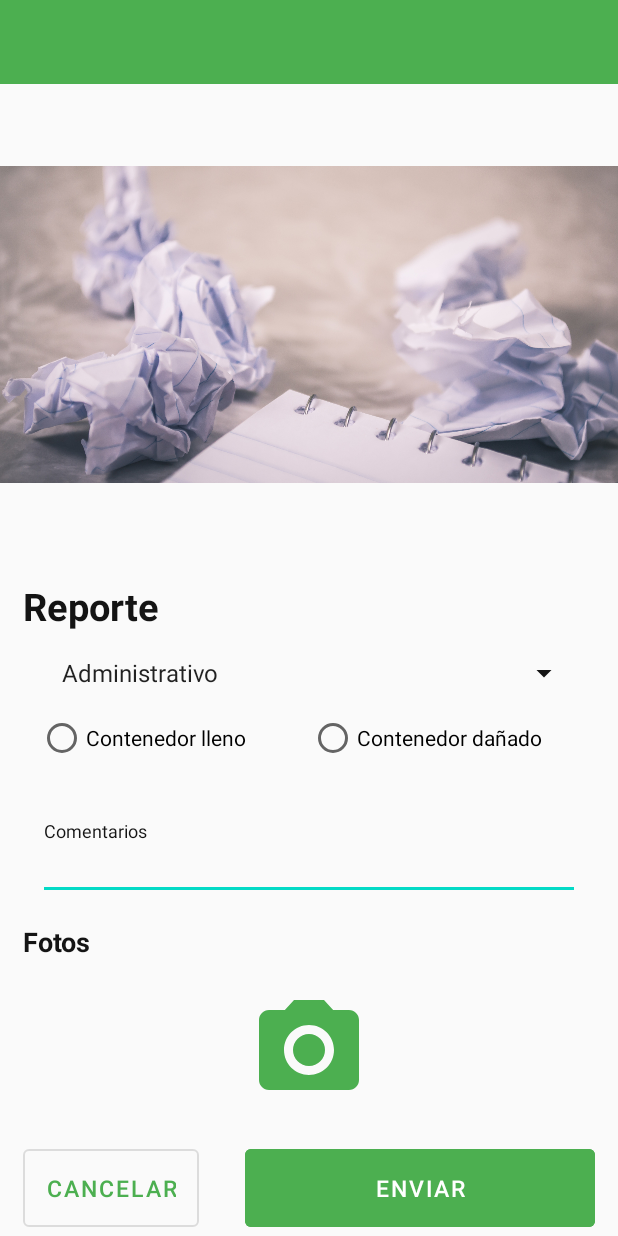
After one commit to PaolaValencia123/ITCJArp, an Android app: the ReportActivity screen opened directly, with no data from a screen before it, on a phone screen of 412 x 824 dp. The commit adds this screen. Run offline under Robolectric (Android 15) with nearby library versions, the phone set to English and light mode, and no system bars; our stand-ins replace Firebase (no records; nobody signed in at launch, a user with empty details on screens opened directly); libraries missing offline, so code that uses them is left out: com.theartofdev.edmodo; pictures from the network do not load.

Commit message:
Se agregó la vista de reporte

```diff
--- a/app/src/main/java/com/example/proyecto/MainActivity.java
+++ b/app/src/main/java/com/example/proyecto/MainActivity.java
@@ -64,7 +64,7 @@ public class MainActivity extends AppCompatActivity {
     }
 
     public void nuevaPagina(View view) {
-        startActivity(new Intent(MainActivity.this, MenuSlideActivity.class));
+        startActivity(new Intent(MainActivity.this, ReportActivity.class));
     }
 
     @Override
--- /dev/null
+++ b/app/src/main/java/com/example/proyecto/ReportActivity.java
@@ -0,0 +1,201 @@
+package com.example.proyecto;
+
+import androidx.annotation.NonNull;
+import androidx.annotation.Nullable;
+import androidx.appcompat.app.AppCompatActivity;
+import androidx.core.app.ActivityCompat;
+import androidx.core.content.ContextCompat;
+
+import android.Manifest;
+import android.content.Intent;
+import android.content.pm.PackageManager;
+import android.net.Uri;
+import android.os.Build;
+import android.os.Bundle;
+import android.view.View;
+import android.widget.ArrayAdapter;
+import android.widget.ImageView;
+import android.widget.RadioButton;
+import android.widget.RadioGroup;
+import android.widget.Spinner;
+import android.widget.Toast;
+import android.widget.Toolbar;
+
+import com.google.android.gms.tasks.OnCompleteListener;
+import com.google.android.gms.tasks.OnSuccessListener;
+import com.google.android.gms.tasks.Task;
+import com.google.android.material.button.MaterialButton;
+import com.google.android.material.textfield.TextInputEditText;
+import com.google.firebase.firestore.FieldValue;
+import com.google.firebase.firestore.FirebaseFirestore;
+import com.google.firebase.storage.FirebaseStorage;
+import com.google.firebase.storage.StorageReference;
+import com.google.firebase.storage.UploadTask;
+import com.theartofdev.edmodo.cropper.CropImage;
+import com.theartofdev.edmodo.cropper.CropImageView;
+
+import java.util.HashMap;
+import java.util.Map;
+import java.util.UUID;
+
+public class ReportActivity extends AppCompatActivity {
+
+    private Spinner ARSCategoria, ARSDano;
+    private TextInputEditText ARTEComentarios;
+    private MaterialButton RAMbCancelar, ARMbSend;
+    private ImageView ARUploadPhoto;
+    private Uri mainImageURI;
+    private String reporteOpcion;
+    private FirebaseFirestore firebaseFirestore;
+    private StorageReference firebaseStorage;
+
+    @Override
+    protected void onCreate(Bundle savedInstanceState) {
+        super.onCreate(savedInstanceState);
+        setContentView(R.layout.activity_report);
+
+        firebaseStorage = FirebaseStorage.getInstance().getReference();
+        firebaseFirestore = FirebaseFirestore.getInstance();
+
+        ARUploadPhoto = findViewById(R.id.ARUploadPhoto2);
+
+        reporteOpcion = "Contenedor lleno";
+
+        ARSCategoria = findViewById(R.id.ARSCategoria);
+        ARSDano = findViewById(R.id.ARSDano);
+
+        ArrayAdapter<CharSequence> adapter = ArrayAdapter.createFromResource(this, R.array.category, android.R.layout.simple_spinner_item);
+        adapter.setDropDownViewResource(android.R.layout.simple_spinner_dropdown_item);
+        ARSCategoria.setAdapter(adapter);
+
+        ArrayAdapter<CharSequence> adapter2 = ArrayAdapter.createFromResource(this, R.array.estado, android.R.layout.simple_spinner_item);
+        adapter.setDropDownViewResource(android.R.layout.simple_spinner_dropdown_item);
+        ARSDano.setAdapter(adapter2);
+
+        ARSDano.setVisibility(View.INVISIBLE);
+
+        ARTEComentarios = findViewById(R.id.ARTEComentarios);
+        RAMbCancelar = findViewById(R.id.ARMbCancelar);
+        ARMbSend = findViewById(R.id.ARMbGuardar);
+
+        RAMbCancelar.setOnClickListener(new View.OnClickListener() {
+            @Override
+            public void onClick(View v) {
+                finish();
+            }
+        });
+
+        ARMbSend.setOnClickListener(new View.OnClickListener() {
+            @Override
+            public void onClick(View v) {
+                SaveData();
+            }
+        });
+
+        ARUploadPhoto.setOnClickListener(new View.OnClickListener() {
+            @Override
+            public void onClick(View v) {
+                if(Build.VERSION.SDK_INT >= Build.VERSION_CODES.M){
+                    if(ContextCompat.checkSelfPermission(ReportActivity.this, Manifest.permission.READ_EXTERNAL_STORAGE) != PackageManager.PERMISSION_GRANTED){
+                        Toast.makeText(ReportActivity.this, "Permiso Denegado", Toast.LENGTH_LONG).show();
+                        ActivityCompat.requestPermissions(ReportActivity.this, new String[]{Manifest.permission.READ_EXTERNAL_STORAGE}, 1);
+                    }else{
+                        CropImage();
+                    }
+                }else{
+                    CropImage();
+                }
+            }
+        });
+    }
+
+    private void CropImage(){
+        CropImage.activity().setGuidelines(CropImageView.Guidelines.ON).setAspectRatio(1,1).start(ReportActivity.this);
+    }
+
+    @Override
+    protected void onActivityResult(int requestCode, int resultCode, @Nullable Intent data) {
+        super.onActivityResult(requestCode, resultCode, data);
+
+        if (requestCode == CropImage.CROP_IMAGE_ACTIVITY_REQUEST_CODE) {
+            CropImage.ActivityResult result = CropImage.getActivityResult(data);
+            if (resultCode == RESULT_OK) {
+                mainImageURI = result.getUri();
+                ARUploadPhoto.setImageURI(mainImageURI);
+            } else if (resultCode == CropImage.CROP_IMAGE_ACTIVITY_RESULT_ERROR_CODE) {
+                Exception error = result.getError();
+            }
+        }
+    }
+
+    private void SaveData(){
+        final String randomName = UUID.randomUUID().toString();
+        final StorageReference imagePATH = firebaseStorage.child("Reportes_Imagenes").child(randomName + ".png");
+
+        imagePATH.putFile(mainImageURI).addOnCompleteListener(new OnCompleteListener<UploadTask.TaskSnapshot>() {
+            @Override
+            public void onComplete(@NonNull Task<UploadTask.TaskSnapshot> task) {
+                if(task.isSuccessful()){
+                    imagePATH.getDownloadUrl().addOnSuccessListener(new OnSuccessListener<Uri>() {
+                        @Override
+                        public void onSuccess(Uri uri) {
+                            Map<String, Object> data = new HashMap<>();
+                            if(uri !=null)
+                                data.put("Imagen", uri.toString());
+                            data.put("ReporteTipo", reporteOpcion);
+                            data.put("Estatus", "En espera");
+                            data.put("Comentarios", ARTEComentarios.getText().toString());
+                            data.put("Ubicación", ARSCategoria.getSelectedItem().toString());
+                            if(reporteOpcion.equals("Contenedor dañado"))
+                                data.put("Daño", ARSDano.getSelectedItem().toString());
+                            data.put("timestamp", FieldValue.serverTimestamp());
+                            EditData(data);
+                            finish();
+                        }
+                    });
+                }
+            }
+        });
+    }
+
+    private void EditData(Map<String, Object> data){
+        final String randomName = UUID.randomUUID().toString();
+        firebaseFirestore.collection("Reportes").document(randomName).set(data).addOnCompleteListener(new OnCompleteListener<Void>() {
+            @Override
+            public void onComplete(@NonNull Task<Void> task) {
+                if(task.isSuccessful()){
+                    Toast.makeText(ReportActivity.this, "Se han actualizado los datos.", Toast.LENGTH_LONG).show();
+                }else{
+                    String error = task.getException().getMessage();
+                    Toast.makeText(ReportActivity.this, "Firestore Error: "+ error, Toast.LENGTH_LONG).show();
+                }
+            }
+        });
+    }
+
+    public void onRadioButtonClicked(View view) {
+        boolean checked = ((RadioButton) view).isChecked();
+
+        switch(view.getId()) {
+            case R.id.RBContenedorLleno:
+                if (checked)
+                    reporteOpcion = "Contenedor lleno";
+                    ARSDano.setVisibility(View.INVISIBLE);
+                    break;
+            case R.id.RBContenedorDanado:
+                if (checked)
+                    reporteOpcion = "Contenedor dañado";
+                    ARSDano.setVisibility(View.VISIBLE);
+                    break;
+        }
+    }
+
+    public void sendEmail(View view){
+        Intent intent = new Intent(Intent.ACTION_SENDTO);
+        intent.setData(Uri.parse("mailto:"));
+        intent.putExtra(Intent.EXTRA_EMAIL, "Email");
+        intent.putExtra(Intent.EXTRA_SUBJECT, "Subject");
+        intent.putExtra(Intent.EXTRA_TEXT, "Texto");
+        startActivity(intent);
+    }
+}
--- /dev/null
+++ b/app/src/main/res/drawable/ic_photo_camera.xml
@@ -0,0 +1,6 @@
+<vector android:height="24dp" android:tint="#000000"
+    android:viewportHeight="24" android:viewportWidth="24"
+    android:width="24dp" xmlns:android="http://schemas.android.com/apk/res/android">
+    <path android:fillColor="@android:color/white" android:pathData="M12,12m-3.2,0a3.2,3.2 0,1 1,6.4 0a3.2,3.2 0,1 1,-6.4 0"/>
+    <path android:fillColor="@android:color/white" android:pathData="M9,2L7.17,4L4,4c-1.1,0 -2,0.9 -2,2v12c0,1.1 0.9,2 2,2h16c1.1,0 2,-0.9 2,-2L22,6c0,-1.1 -0.9,-2 -2,-2h-3.17L15,2L9,2zM12,17c-2.76,0 -5,-2.24 -5,-5s2.24,-5 5,-5 5,2.24 5,5 -2.24,5 -5,5z"/>
+</vector>
--- /dev/null
+++ b/app/src/main/res/drawable/ic_photo_camera_green.xml
@@ -0,0 +1,6 @@
+<vector android:height="24dp" android:tint="#4CAF50"
+    android:viewportHeight="24" android:viewportWidth="24"
+    android:width="24dp" xmlns:android="http://schemas.android.com/apk/res/android">
+    <path android:fillColor="@android:color/white" android:pathData="M12,12m-3.2,0a3.2,3.2 0,1 1,6.4 0a3.2,3.2 0,1 1,-6.4 0"/>
+    <path android:fillColor="@android:color/white" android:pathData="M9,2L7.17,4L4,4c-1.1,0 -2,0.9 -2,2v12c0,1.1 0.9,2 2,2h16c1.1,0 2,-0.9 2,-2L22,6c0,-1.1 -0.9,-2 -2,-2h-3.17L15,2L9,2zM12,17c-2.76,0 -5,-2.24 -5,-5s2.24,-5 5,-5 5,2.24 5,5 -2.24,5 -5,5z"/>
+</vector>
--- /dev/null
+++ b/app/src/main/res/layout/activity_report.xml
@@ -0,0 +1,191 @@
+<?xml version="1.0" encoding="utf-8"?>
+
+<LinearLayout xmlns:android="http://schemas.android.com/apk/res/android"
+    android:id="@+id/LLA"
+    android:layout_width="match_parent"
+    android:layout_height="match_parent"
+    xmlns:tools="http://schemas.android.com/tools"
+    xmlns:app="http://schemas.android.com/apk/res-auto"
+    android:orientation="vertical"
+    android:weightSum="4.0">
+
+    <androidx.appcompat.widget.Toolbar
+        app:popupTheme="@style/ThemeOverlay.AppCompat.Light"
+        android:id="@+id/ARToolbar"
+        android:layout_width="match_parent"
+        android:layout_height="wrap_content"
+        android:background="@color/colorGreen"
+        app:titleTextColor="@color/colorWhite"
+        />
+
+
+
+        <ImageView
+            android:layout_width="match_parent"
+            android:layout_height="0dp"
+            android:layout_weight="4"
+            android:contentDescription="Reciclaje"
+            android:src="@drawable/reciclaje"/>
+
+    <ScrollView
+        android:layout_width="match_parent"
+        android:layout_height="wrap_content"
+        android:fillViewport="true">
+
+
+        <RelativeLayout
+            android:id="@+id/LLL"
+            android:layout_width="match_parent"
+            android:layout_height="wrap_content"
+            android:orientation="vertical"
+            >
+
+            <TextView
+                android:id="@+id/TVReporte"
+                android:layout_width="wrap_content"
+                android:layout_height="fill_parent"
+                android:layout_marginLeft="15dp"
+                android:layout_marginTop="10dp"
+                android:text="Reporte"
+                android:textColor="@color/colorBlack"
+                android:textSize="25dp"
+                android:textStyle="bold" />
+
+            <Spinner
+                android:id="@+id/ARSCategoria"
+                style="@style/mySpinnerItemStyle2"
+                android:layout_width="fill_parent"
+                android:layout_height="wrap_content"
+                android:layout_below="@+id/TVReporte"
+                android:layout_marginLeft="25dp"
+                android:layout_marginTop="15dp"
+                android:layout_marginRight="25dp"
+                android:backgroundTint="@color/colorBlack"
+                android:dropDownSelector="@color/colorGreen"
+                android:theme="@style/mySpinnerItemStyle" />
+
+            <RadioGroup
+                android:id="@+id/radioGroup"
+                android:layout_below="@+id/ARSCategoria"
+                android:checkedButton="@+id/radio_button_1"
+                android:layout_width="match_parent"
+                android:orientation="horizontal"
+                android:layout_marginLeft="25dp"
+                android:layout_marginTop="15dp"
+                android:layout_marginRight="25dp"
+                android:layout_height="wrap_content">
+                <RadioButton
+                    android:id="@+id/RBContenedorLleno"
+                    android:layout_width="0dp"
+                    android:layout_weight="1"
+                    android:layout_height="wrap_content"
+                    android:onClick="onRadioButtonClicked"
+                    android:text="Contenedor lleno"/>
+                <RadioButton
+                    android:id="@+id/RBContenedorDanado"
+                    android:layout_width="0dp"
+                    android:layout_weight="1"
+                    android:onClick="onRadioButtonClicked"
+                    android:layout_height="wrap_content"
+                    android:text="Contenedor dañado"/>
+            </RadioGroup>
+
+
+            <Spinner
+                android:id="@+id/ARSDano"
+                style="@style/mySpinnerItemStyle2"
+                android:layout_width="fill_parent"
+                android:layout_height="wrap_content"
+                android:layout_below="@+id/radioGroup"
+                android:layout_marginLeft="25dp"
+                android:layout_marginTop="15dp"
+                android:layout_marginRight="25dp"
+                android:backgroundTint="@color/colorBlack"
+                android:dropDownSelector="@color/colorGreen"
+                android:theme="@style/mySpinnerItemStyle" />
+
+            <com.google.android.material.textfield.TextInputLayout
+                android:id="@+id/TILSize"
+                android:layout_width="match_parent"
+                android:layout_height="wrap_content"
+                android:theme="@style/TextLabelBlack"
+                android:layout_below="@+id/ARSDano"
+                >
+
+                <com.google.android.material.textfield.TextInputEditText
+                    android:id="@+id/ARTEComentarios"
+                    android:layout_width="match_parent"
+                    android:layout_height="wrap_content"
+                    android:layout_marginLeft="25dp"
+                    android:layout_marginRight="25dp"
+                    android:hint="Comentarios"
+                    android:inputType="text"
+                    android:textColor="@color/colorBlack"
+                    android:theme="@style/Theme.MaterialComponents.Light"
+                    android:textSize="15sp" />
+            </com.google.android.material.textfield.TextInputLayout>
+            <TextView
+                android:id="@+id/Photos"
+                android:layout_width="wrap_content"
+                android:layout_height="wrap_content"
+                android:layout_below="@+id/TILSize"
+                android:layout_marginLeft="15dp"
+                android:layout_marginTop="15dp"
+                android:text="Fotos"
+                android:textColor="@color/colorBlack"
+                android:textSize="18sp"
+                android:textStyle="bold"/>
+
+
+            <ImageView
+                android:id="@+id/ARUploadPhoto2"
+                android:layout_width="80dp"
+                android:layout_height="80dp"
+                android:layout_below="@+id/Photos"
+                android:layout_centerInParent="true"
+                android:layout_marginTop="20dp"
+                android:contentDescription="Upload Photo"
+                android:scaleType="fitXY"
+                android:src="@drawable/ic_photo_camera_green"/>
+
+
+            <com.google.android.material.button.MaterialButton
+                android:id="@+id/ARMbCancelar"
+                style="?attr/materialButtonOutlinedStyle"
+                android:layout_width="wrap_content"
+                android:layout_height="wrap_content"
+                android:layout_below="@+id/ARUploadPhoto2"
+                android:layout_gravity="center_horizontal"
+                android:layout_marginLeft="15dp"
+                android:layout_marginTop="20dp"
+                android:layout_marginRight="15dp"
+                android:padding="15dp"
+                android:text="Cancelar"
+                android:textColor="@color/colorGreen"
+                android:textSize="15sp"
+                android:theme="@style/XAppTheme1"
+                app:rippleColor="@color/colorWhite" />
+
+            <com.google.android.material.button.MaterialButton
+                android:id="@+id/ARMbGuardar"
+                style="@style/Widget.MaterialComponents.Button.UnelevatedButton"
+                android:layout_width="wrap_content"
+                android:layout_height="wrap_content"
+                android:layout_below="@+id/ARUploadPhoto2"
+                android:layout_alignParentEnd="true"
+                android:layout_gravity="center_horizontal"
+                android:layout_marginLeft="15dp"
+                android:layout_marginTop="20dp"
+                android:layout_marginRight="15dp"
+                android:layout_toEndOf="@+id/ARMbCancelar"
+                android:backgroundTint="@color/colorGreen"
+                android:padding="15dp"
+                android:text="Enviar"
+                android:textColor="@color/colorWhite"
+                android:textSize="15sp"
+                android:theme="@style/XAppTheme1"
+                app:rippleColor="@color/colorBtnRestablecer" />
+        </RelativeLayout>
+    </ScrollView>
+
+</LinearLayout>
--- /dev/null
+++ b/app/src/main/res/values-land/dimens.xml
@@ -0,0 +1,3 @@
+<resources>
+    <dimen name="fab_margin">48dp</dimen>
+</resources>
--- /dev/null
+++ b/app/src/main/res/values-w1240dp/dimens.xml
@@ -0,0 +1,3 @@
+<resources>
+    <dimen name="fab_margin">200dp</dimen>
+</resources>
--- /dev/null
+++ b/app/src/main/res/values-w600dp/dimens.xml
@@ -0,0 +1,3 @@
+<resources>
+    <dimen name="fab_margin">48dp</dimen>
+</resources>
--- a/app/src/main/res/values/strings.xml
+++ b/app/src/main/res/values/strings.xml
@@ -55,4 +55,31 @@
 
     <!-- Strings used for Fragment Home -->
     <string name="titleMapa">Mapa de los contenedores</string>
+    <string name="title_activity_main2">MainActivity2</string>
+    <string name="title_activity_report">ReportActivity</string>
+
+    <string name="hello_first_fragment">Hello first fragment</string>
+    <string name="hello_second_fragment">Hello second fragment. Arg: %1$s</string>
+
+    <string-array name="category">
+        <item>Administrativo</item>
+        <item>Ciencias Básicas</item>
+        <item>Biblioteca</item>
+        <item>Desarrollo académico</item>
+        <item>Recursos financieros</item>
+        <item>Servicios Escolares</item>
+        <item>Educación a distancia</item>
+        <item>Guillot</item>
+        <item>Gestión y vinculación</item>
+        <item>Departamento de Ing. Industrial</item>
+        <item>Centro de idiomas</item>
+        <item>Posgrado</item>
+        <item>Departamento de sistemas</item>
+    </string-array>
+
+    <string-array name="estado">
+        <item>Muy poco dañado</item>
+        <item>Dañado</item>
+        <item>Muy dañado</item>
+    </string-array>
 </resources>
--- a/app/src/main/res/values/styles.xml
+++ b/app/src/main/res/values/styles.xml
@@ -1,6 +1,6 @@
 <resources>
     <!-- Base application theme. -->
-    <style name="AppTheme" parent="Theme.AppCompat.Light.DarkActionBar">
+    <style name="AppTheme" parent="Theme.AppCompat.Light.NoActionBar">
         <!-- Customize your theme here. -->
         <item name="colorPrimary">@color/colorPrimary</item>
         <item name="colorPrimaryDark">@color/colorPrimaryDark</item>
@@ -22,5 +22,16 @@
     <style name="mySpinnerItemStyle2" parent="Base.Widget.AppCompat.Spinner">
         <item name="android:textColor">@color/colorWhite</item>
     </style>
+    <style name="TextLabelBlack" parent="Widget.MaterialComponents.TextInputLayout.FilledBox">
+        <!-- Hint color and label color in FALSE state -->
+        <item name="android:textColorHint">@color/colorGreen</item>
+        <item name="android:textSize">15sp</item>
+        <!-- Label color in TRUE state and bar color FALSE and TRUE State -->
+        <item name="colorAccent">@color/colorBlack</item>
+        <item name="colorControlNormal">@color/colorBlack</item>
+        <item name="colorControlActivated">@color/colorBlack</item>
+    </style>
+
+    <style name="XAppTheme1" parent="@style/Theme.MaterialComponents.Light.NoActionBar" />
 
 </resources>
--- /dev/null
+++ b/app/src/main/res/values/themes.xml
@@ -0,0 +1,4 @@
+<resources>
+
+
+</resources>
```
Also changed, not shown: app/build.gradle (+10 -2 lines), app/src/main/AndroidManifest.xml (+17 -4 lines), app/src/main/java/com/example/proyecto/ui/gallery/GalleryFragment.java (added, +37 -0 lines), app/src/main/java/com/example/proyecto/ui/gallery/GalleryViewModel.java (added, +19 -0 lines), app/src/main/java/com/example/proyecto/ui/home/HomeFragment.java (added, +37 -0 lines), app/src/main/java/com/example/proyecto/ui/home/HomeViewModel.java (added, +19 -0 lines), app/src/main/java/com/example/proyecto/ui/slideshow/SlideshowFragment.java (added, +37 -0 lines), app/src/main/java/com/example/proyecto/ui/slideshow/SlideshowViewModel.java (added, +19 -0 lines), app/src/main/res/drawable/reciclaje.jpg (added).
